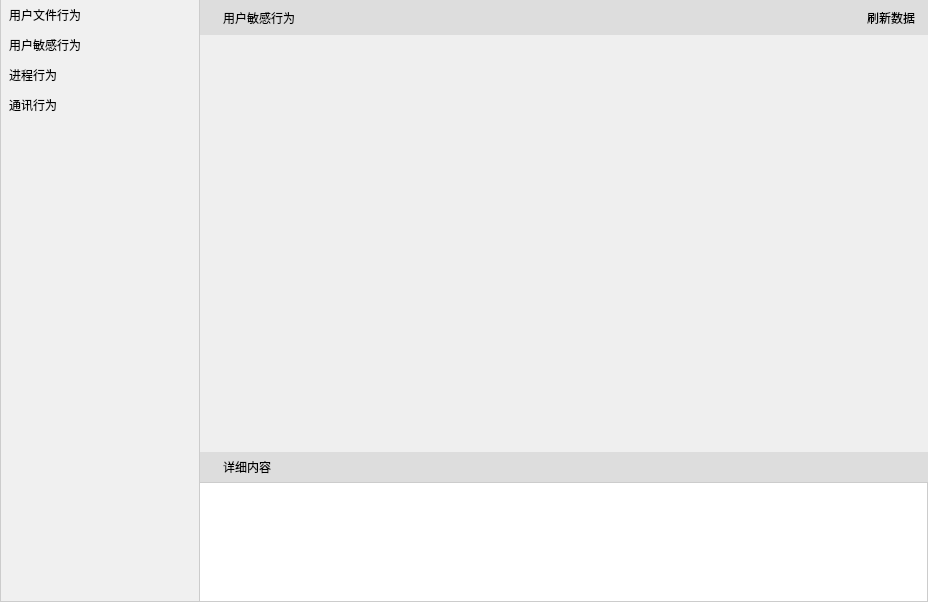
Old version of the form useractiondlg.ui in the repository yzx65/RemoteControl.
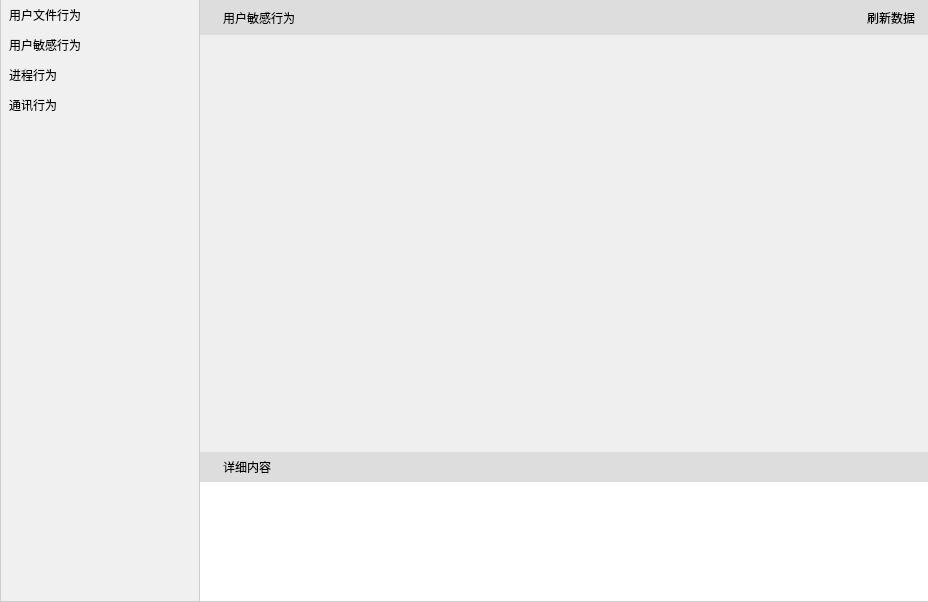
New version of the form. The open tabs and pages were chosen to show the change. Icons and pictures are not drawn. Custom widgets are drawn as their Qt base class.

```diff
--- a/useractiondlg.ui
+++ b/useractiondlg.ui
@@ -534,8 +534,8 @@
             <property name="styleSheet">
              <string notr="true">QTextEdit
 {
-	border:1px solid #cccccc;
-	border-left-width:0px;
+	border:0px solid #cccccc;
+	border-bottom-width:1px;
 }</string>
             </property>
             <property name="readOnly">
```
Left out of the diff: 10 changed lines with no effect on the pictures.
